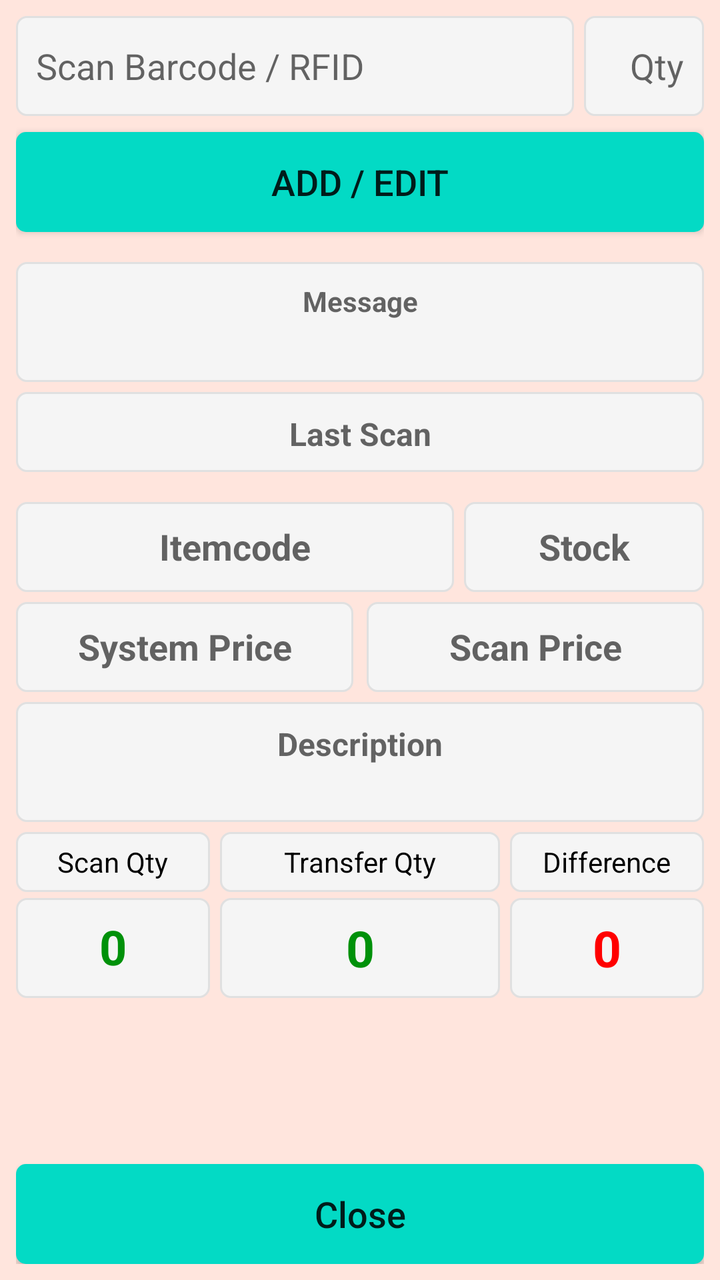
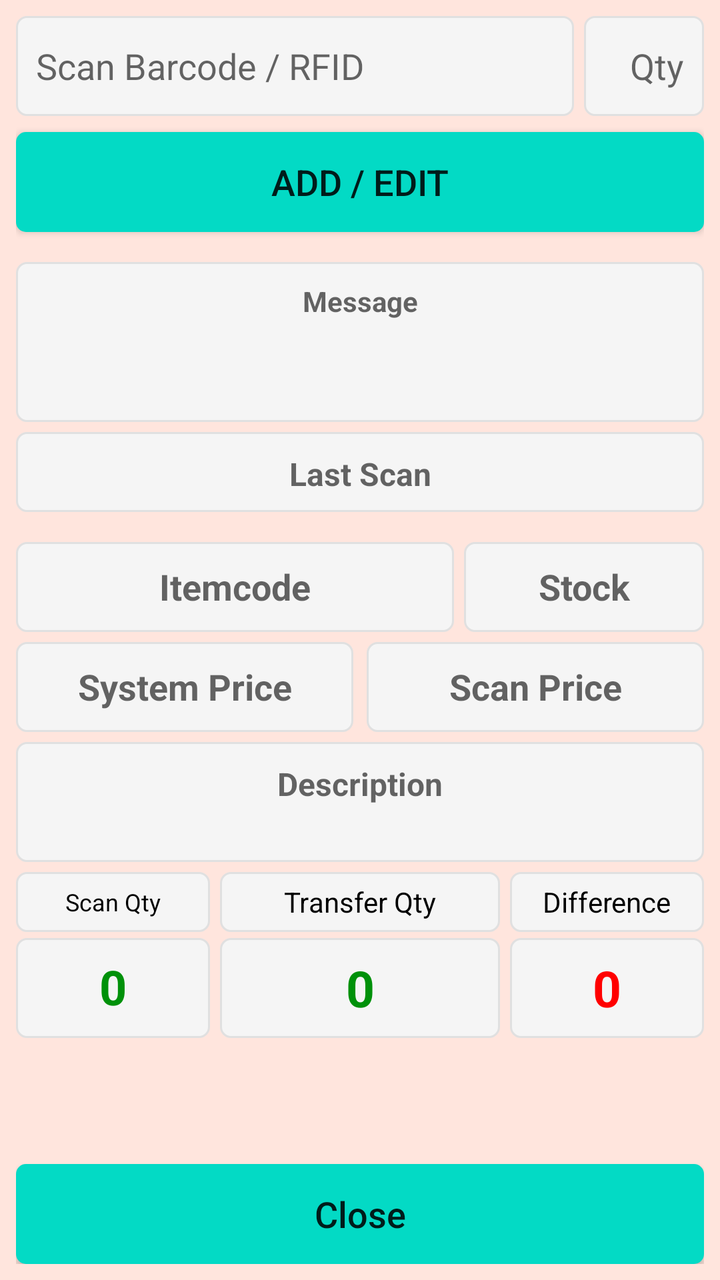

An Android layout rendered at two revisions. The XML below is the earlier revision; the diff shows what the commit changed to produce the second picture.
<!-- AndroidManifest.xml: application theme AppTheme -->
<!-- res/layout/popup_grn_transfer_new_item_scan.xml -->
<?xml version="1.0" encoding="utf-8"?>
<androidx.constraintlayout.widget.ConstraintLayout
    xmlns:android="http://schemas.android.com/apk/res/android"
    xmlns:app="http://schemas.android.com/apk/res-auto"
    xmlns:tools="http://schemas.android.com/tools"
    android:layout_width="370dp"
    android:padding="8dp"
    android:background="@color/colorBackPopup"
    android:layout_gravity="center"
    android:layout_height="565dp">

    <EditText
        android:id="@+id/et_popup_grn_transfer_barcode"
        android:layout_width="0dp"
        android:layout_height="50dp"
        android:layout_marginRight="5dp"
        android:background="@drawable/et_custom"
        android:hint="Scan Barcode / RFID"
        android:padding="10dp"
        android:textColor="@color/coloBlack"
        android:singleLine="true"
        android:textSize="18dp"
        app:layout_constraintEnd_toStartOf="@+id/et_popup_grn_transfer_qty"
        app:layout_constraintStart_toStartOf="parent"
        app:layout_constraintTop_toTopOf="parent" />

    <EditText
        android:id="@+id/et_popup_grn_transfer_qty"
        android:layout_width="60dp"
        android:layout_height="50dp"
        android:background="@drawable/et_custom"
        android:gravity="right|center"
        android:hint="Qty"
        android:padding="10dp"
        android:textColor="@color/coloBlack"
        android:textSize="18dp"
        app:layout_constraintEnd_toEndOf="parent"
        app:layout_constraintTop_toTopOf="@+id/et_popup_grn_transfer_barcode" />

    <TextView
        android:id="@+id/tv_popup_grn_transfer_itemcode"
        android:layout_width="0dp"
        android:layout_height="45dp"
        android:layout_marginTop="15dp"
        android:layout_marginRight="5dp"
        android:background="@drawable/et_custom"
        android:hint="Itemcode"
        android:padding="10dp"
        android:textAlignment="center"
        android:textColor="@color/coloBlack"
        android:textSize="18dp"
        android:textStyle="bold"
        app:layout_constraintEnd_toStartOf="@+id/tv_popup_grn_transfer_current_stock"
        app:layout_constraintStart_toStartOf="parent"
        app:layout_constraintTop_toBottomOf="@+id/tv_popup_grn_transfer_last" />

    <TextView
        android:id="@+id/tv_popup_grn_transfer_system_price"
        android:layout_width="0dp"
        android:layout_height="45dp"
        android:layout_marginTop="5dp"
        android:background="@drawable/et_custom"
        android:hint="System Price"
        android:padding="10dp"
        android:textAlignment="center"
        android:textColor="@color/coloBlack"
        android:textSize="18dp"
        android:textStyle="bold"
        app:layout_constraintEnd_toStartOf="@+id/textView2"
        app:layout_constraintStart_toStartOf="parent"
        app:layout_constraintTop_toBottomOf="@+id/tv_popup_grn_transfer_itemcode" />

    <TextView
        android:id="@+id/tv_popup_grn_transfer_scan_price"
        android:layout_width="0dp"
        android:layout_height="45dp"
        android:layout_marginTop="5dp"
        android:background="@drawable/et_custom"
        android:hint="Scan Price"
        android:padding="10dp"
        android:textAlignment="center"
        android:textColor="@color/coloBlack"
        android:textSize="18dp"
        android:textStyle="bold"
        app:layout_constraintEnd_toEndOf="parent"
        app:layout_constraintStart_toEndOf="@+id/textView2"
        app:layout_constraintTop_toBottomOf="@+id/tv_popup_grn_transfer_itemcode" />

    <TextView
        android:id="@+id/tv_popup_grn_transfer_current_stock"
        android:layout_width="120dp"
        android:layout_height="45dp"
        android:background="@drawable/et_custom"
        android:hint="Stock"
        android:padding="10dp"
        android:textAlignment="center"
        android:textColor="@color/coloBlack"
        android:textSize="18dp"
        android:textStyle="bold"
        app:layout_constraintEnd_toEndOf="parent"
        app:layout_constraintTop_toTopOf="@+id/tv_popup_grn_transfer_itemcode" />

    <TextView
        android:id="@+id/tv_popup_grn_transfer_description"
        android:layout_width="0dp"
        android:layout_height="60dp"
        android:layout_marginTop="5dp"
        android:background="@drawable/et_custom"
        android:hint="Description"
        android:padding="10dp"
        android:textAlignment="center"
        android:textColor="@color/coloBlack"
        android:textSize="16dp"
        android:textStyle="bold"
        app:layout_constraintEnd_toEndOf="parent"
        app:layout_constraintStart_toStartOf="parent"
        app:layout_constraintTop_toBottomOf="@+id/tv_popup_grn_transfer_system_price" />

    <TextView
        android:id="@+id/tv_popup_grn_transfer_last"
        android:layout_width="0dp"
        android:layout_height="40dp"
        android:layout_marginTop="5dp"
        android:background="@drawable/et_custom"
        android:hint="Last Scan"
        android:padding="10dp"
        android:textAlignment="center"
        android:textColor="@color/coloBlack"
        android:textSize="16dp"
        android:textStyle="bold"
        app:layout_constraintEnd_toEndOf="parent"
        app:layout_constraintStart_toStartOf="parent"
        app:layout_constraintTop_toBottomOf="@+id/tv_popup_grn_transfer_result" />

    <TextView
        android:id="@+id/tv_popup_grn_transfer_result"
        android:layout_width="0dp"
        android:layout_height="60dp"
        android:layout_marginTop="15dp"
        android:background="@drawable/et_custom"
        android:hint="Message"
        android:padding="10dp"
        android:textAlignment="center"
        android:textColor="@color/coloRed"
        android:textSize="14dp"
        android:textStyle="bold"
        app:layout_constraintEnd_toEndOf="parent"
        app:layout_constraintStart_toStartOf="parent"
        app:layout_constraintTop_toBottomOf="@+id/bt_popup_grn_transfer_add" />

    <TextView
        android:id="@+id/TextView13"
        android:layout_width="0dp"
        android:layout_height="30dp"
        android:layout_marginBottom="3dp"
        android:background="@drawable/et_custom"
        android:gravity="center"
        android:hint=""
        android:padding="5dp"
        android:text="Scan Qty"
        android:textColor="@color/coloBlack"
        android:textSize="14dp"
        app:layout_constraintBottom_toTopOf="@+id/tv_popup_grn_transfer_scan_qty"
        app:layout_constraintEnd_toEndOf="@+id/tv_popup_grn_transfer_scan_qty"
        app:layout_constraintStart_toStartOf="@+id/tv_popup_grn_transfer_scan_qty" />

    <TextView
        android:id="@+id/tv_popup_grn_transfer_scan_qty"
        android:layout_width="0dp"
        android:layout_height="50dp"
        android:layout_marginRight="5dp"
        android:background="@drawable/et_custom"
        android:hint=""
        android:padding="8dp"
        android:text="0"
        android:textAlignment="center"
        android:textColor="@color/colorGreen"
        android:textSize="24dp"
        android:textStyle="bold"
        app:layout_constraintEnd_toStartOf="@+id/tv_popup_grn_transfer_trf_qty"
        app:layout_constraintStart_toStartOf="parent"
        app:layout_constraintTop_toTopOf="@+id/tv_popup_grn_transfer_trf_qty" />

    <TextView
        android:id="@+id/TextView16"
        android:layout_width="0dp"
        android:layout_height="30dp"
        android:layout_marginTop="5dp"
        android:background="@drawable/et_custom"
        android:gravity="center"
        android:hint=""
        android:padding="5dp"
        android:text="Transfer Qty"
        android:textColor="@color/coloBlack"
        android:textSize="14dp"
        app:layout_constraintEnd_toEndOf="@+id/tv_popup_grn_transfer_trf_qty"
        app:layout_constraintStart_toStartOf="@+id/tv_popup_grn_transfer_trf_qty"
        app:layout_constraintTop_toBottomOf="@+id/tv_popup_grn_transfer_description" />

    <TextView
        android:id="@+id/TextView19"
        android:layout_width="0dp"
        android:layout_height="30dp"
        android:layout_marginBottom="3dp"
        android:background="@drawable/et_custom"
        android:gravity="center"
        android:hint=""
        android:padding="5dp"
        android:text="Difference"
        android:textColor="@color/coloBlack"
        android:textSize="14dp"
        app:layout_constraintBottom_toTopOf="@+id/tv_popup_grn_transfer_diff_qty"
        app:layout_constraintEnd_toEndOf="@+id/tv_popup_grn_transfer_diff_qty"
        app:layout_constraintStart_toStartOf="@+id/tv_popup_grn_transfer_diff_qty" />

    <TextView
        android:id="@+id/tv_popup_grn_transfer_trf_qty"
        android:layout_width="140dp"
        android:layout_height="50dp"
        android:layout_marginTop="3dp"
        android:background="@drawable/et_custom"
        android:hint=""
        android:padding="8dp"
        android:text="0"
        android:textAlignment="center"
        android:textColor="@color/colorGreen"
        android:textSize="25dp"
        android:textStyle="bold"
        app:layout_constraintEnd_toEndOf="parent"
        app:layout_constraintStart_toStartOf="parent"
        app:layout_constraintTop_toBottomOf="@+id/TextView16" />

    <TextView
        android:id="@+id/tv_popup_grn_transfer_diff_qty"
        android:layout_width="0dp"
        android:layout_height="50dp"
        android:layout_marginLeft="5dp"
        android:background="@drawable/et_custom"
        android:hint=""
        android:padding="8dp"
        android:text="0"
        android:textAlignment="center"
        android:textColor="@color/coloRed"
        android:textSize="25dp"
        android:textStyle="bold"
        app:layout_constraintEnd_toEndOf="parent"
        app:layout_constraintStart_toEndOf="@+id/tv_popup_grn_transfer_trf_qty"
        app:layout_constraintTop_toTopOf="@+id/tv_popup_grn_transfer_trf_qty" />

    <Button
        android:id="@+id/bt_popup_grn_transfer_close"
        android:layout_width="0dp"
        android:layout_height="50dp"
        android:background="@drawable/btn_custom1"
        android:text="Close"
        android:textAllCaps="false"
        android:textSize="18sp"
        app:layout_constraintBottom_toBottomOf="parent"
        app:layout_constraintEnd_toEndOf="parent"
        app:layout_constraintStart_toStartOf="parent" />

    <Button
        android:id="@+id/bt_popup_grn_transfer_add"
        android:layout_width="0dp"
        android:layout_height="50dp"
        android:layout_marginTop="8dp"
        android:background="@drawable/btn_custom1"
        android:text="ADD / EDIT"
        android:textAllCaps="false"
        android:textSize="18sp"
        app:layout_constraintEnd_toEndOf="parent"
        app:layout_constraintStart_toStartOf="parent"
        app:layout_constraintTop_toBottomOf="@+id/et_popup_grn_transfer_barcode" />

    <TextView
        android:id="@+id/textView2"
        android:layout_width="wrap_content"
        android:layout_height="wrap_content"
        android:layout_marginStart="16dp"
        android:layout_marginLeft="16dp"
        android:layout_marginEnd="16dp"
        android:layout_marginRight="16dp"
        android:text="  "
        android:textColor="@color/colorAccent"
        app:layout_constraintBottom_toBottomOf="parent"
        app:layout_constraintEnd_toEndOf="parent"
        app:layout_constraintStart_toStartOf="parent"
        tools:ignore="SpeakableTextPresentCheck" />

</androidx.constraintlayout.widget.ConstraintLayout>
<!-- resources referenced by this layout -->
<resources>
  <color name="coloBlack">#000000</color>
  <color name="coloRed">#ff0000</color>
  <color name="colorAccent">#000000</color>
  <color name="colorBackPopup">#FFE5DD</color>
  <color name="colorGreen">#00910A</color>
  <!-- drawable btn_custom1 (drawable) -->
  <?xml version="1.0" encoding="utf-8"?>
  <shape xmlns:android="http://schemas.android.com/apk/res/android"
      android:padding="10dp"
      android:shape="rectangle" >
  
      <solid android:color="@color/colorBtn" />
  
      <corners
          android:bottomLeftRadius="5dp"
          android:bottomRightRadius="5dp"
          android:topLeftRadius="5dp"
          android:topRightRadius="5dp" />
  
  </shape>
  <!-- drawable et_custom (drawable) -->
  <?xml version="1.0" encoding="utf-8"?>
  <shape xmlns:android="http://schemas.android.com/apk/res/android"
      android:padding="10dp"
      android:shape="rectangle" >
  
      <solid android:color="#f5f5f5" />
  
      <stroke
          android:width="1dp"
          android:color="#e0e0e0" />
  
      <corners
          android:bottomLeftRadius="5dp"
          android:bottomRightRadius="5dp"
          android:topLeftRadius="5dp"
          android:topRightRadius="5dp" />
  
  </shape>
  <style name="AppTheme" parent="Theme.AppCompat.Light.NoActionBar">
          
          <item name="colorPrimary">@color/colorPrimary</item>
          <item name="colorPrimaryDark">@color/colorPrimaryDark</item>
          <item name="colorAccent">@color/colorAccent</item>
      </style>
  <color name="colorBtn">#03DAC5</color>
  <color name="colorPrimary">#ffb200</color>
  <color name="colorPrimaryDark">#ffb200</color>
</resources>

<!-- the commit's change to res/layout/popup_grn_transfer_new_item_scan.xml (unified diff, before → after) -->
@@ -7,7 +7,7 @@
     android:padding="8dp"
     android:background="@color/colorBackPopup"
     android:layout_gravity="center"
-    android:layout_height="565dp">
+    android:layout_height="585dp">
 
     <EditText
         android:id="@+id/et_popup_grn_transfer_barcode"
@@ -135,7 +135,7 @@
     <TextView
         android:id="@+id/tv_popup_grn_transfer_result"
         android:layout_width="0dp"
-        android:layout_height="60dp"
+        android:layout_height="80dp"
         android:layout_marginTop="15dp"
         android:background="@drawable/et_custom"
         android:hint="Message"
@@ -159,7 +159,7 @@
         android:padding="5dp"
         android:text="Scan Qty"
         android:textColor="@color/coloBlack"
-        android:textSize="14dp"
+        android:textSize="12dp"
         app:layout_constraintBottom_toTopOf="@+id/tv_popup_grn_transfer_scan_qty"
         app:layout_constraintEnd_toEndOf="@+id/tv_popup_grn_transfer_scan_qty"
         app:layout_constraintStart_toStartOf="@+id/tv_popup_grn_transfer_scan_qty" />
